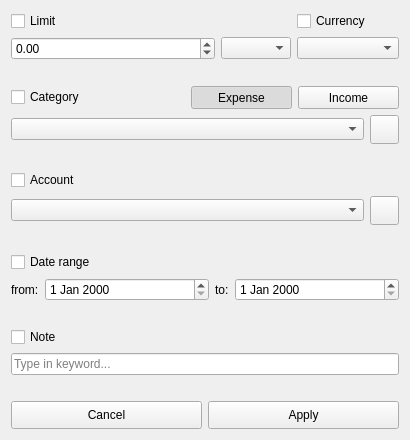
This is Desktop/Pages/CustomFilters/CustomFiltersForm.ui in david4more/CoinWarden as Qt 5 draws it before an edit. The edited form follows.
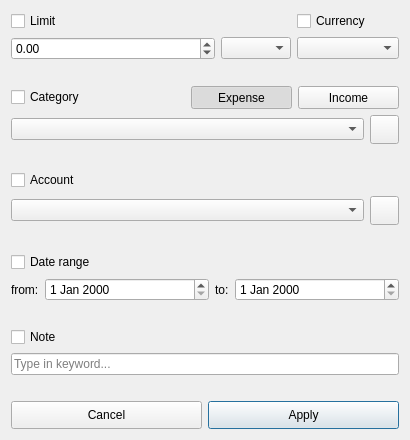
This is the edited form. Icons and pictures are not drawn.

The edit to the form file:
```diff
--- a/Desktop/Pages/CustomFilters/CustomFiltersForm.ui
+++ b/Desktop/Pages/CustomFilters/CustomFiltersForm.ui
@@ -375,10 +375,10 @@
            <string>Apply</string>
           </property>
           <property name="autoDefault">
-           <bool>true</bool>
+           <bool>false</bool>
           </property>
           <property name="default">
-           <bool>false</bool>
+           <bool>true</bool>
           </property>
          </widget>
         </item>
```
